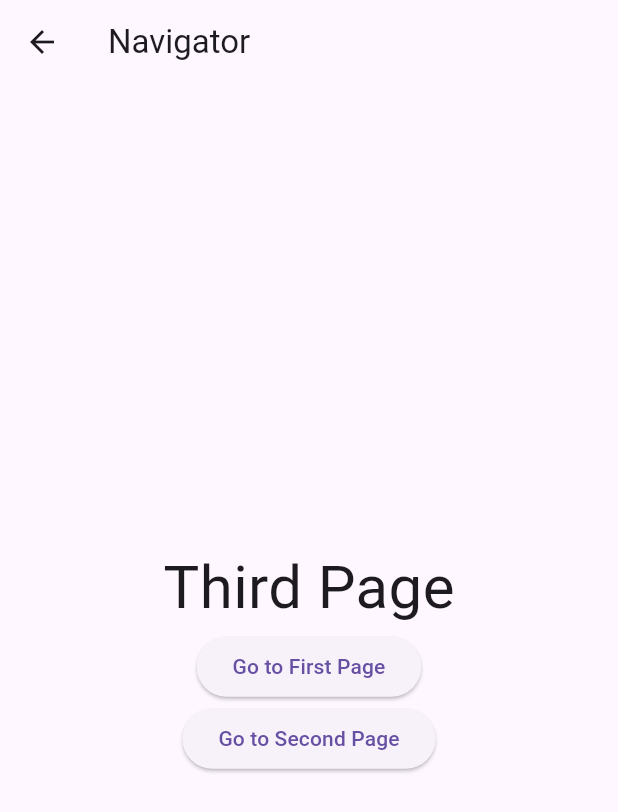
After one commit to tokumei-nisan/FirstFlutterApp, a Flutter app: the screen it shows after launch, after a tap on "Go to Third Page", on a phone screen of 412 x 824 dp. The commit adds this screen. Shown: the top 812 px of the screen. Run offline on Flutter 3.47's test engine with Material 3 defaults, Android fonts, the phone set to English and light mode, and no system bars.

Commit message:
added third page

```diff
--- a/navigator_app/lib/main.dart
+++ b/navigator_app/lib/main.dart
@@ -1,4 +1,6 @@
 import 'package:flutter/material.dart';
+import 'package:navigator_app/second_page.dart';
+import 'package:navigator_app/third_page.dart';
 
 void main() {
   runApp(const MyApp());
@@ -11,9 +13,11 @@ class MyApp extends StatelessWidget {
   Widget build(BuildContext context) {
     return MaterialApp(
       title: 'Flutter Demo',
-      theme: ThemeData(
-        useMaterial3: false,  // Material 3を無効にする
-      ),
+      routes: <String, WidgetBuilder> {
+        '/first': (BuildContext context) => const FirstPage(),
+        '/second': (BuildContext context) => const SecondPage(),
+        '/third': (BuildContext context) => const ThirdPage(),
+      },
       home: const FirstPage(),
     );
   }
@@ -35,10 +39,16 @@ class FirstPage extends StatelessWidget {
             const Text('First Page', style: TextStyle(fontSize: 40.0)),
             ElevatedButton(
               onPressed: () {
-                // ボタンのタップイベントを書く
+                Navigator.of(context).pushNamed('/second');
               },
               child: const Text('Go to Second Page'),
-            )
+            ),
+            ElevatedButton(
+              onPressed: () {
+                Navigator.of(context).pushNamed('/third');
+              },
+              child: const Text('Go to Third Page'),
+            ),
           ],
         ),
       ),
--- a/navigator_app/lib/second_page.dart
+++ b/navigator_app/lib/second_page.dart
@@ -0,0 +1,27 @@
+import 'package:flutter/material.dart';
+
+class SecondPage extends StatelessWidget {
+  const SecondPage({super.key});
+  @override
+  Widget build(BuildContext context) {
+    return Scaffold(
+      appBar: AppBar(
+        title: const Text('Navigator'),
+      ),
+      body: Center(
+        child: Column(
+            mainAxisAlignment: MainAxisAlignment.center,
+            children: <Widget> [
+              const Text('Second Page', style: TextStyle(fontSize: 40.0)),
+              ElevatedButton(
+                  onPressed: () {
+                    Navigator.of(context).pop();
+                  },
+                  child: const Text('Back to Previous Page')
+              ),
+            ]
+        ),
+      ),
+    );
+  }
+}
--- /dev/null
+++ b/navigator_app/lib/third_page.dart
@@ -0,0 +1,34 @@
+import 'package:flutter/material.dart';
+
+class ThirdPage extends StatelessWidget {
+  const ThirdPage({super.key});
+
+  @override
+  Widget build(BuildContext context) {
+    return Scaffold(
+      appBar: AppBar(
+        title: const Text('Navigator'),
+      ),
+      body: Center(
+        child: Column(
+            mainAxisAlignment: MainAxisAlignment.center,
+            children: <Widget> [
+              const Text('Third Page', style: TextStyle(fontSize: 40.0)),
+              ElevatedButton(
+                  onPressed: () {
+                    Navigator.of(context).pushNamed('/first');
+                  },
+                  child: const Text('Go to First Page')
+              ),
+              ElevatedButton(
+                  onPressed: () {
+                    Navigator.of(context).pushNamed('/second');
+                  },
+                  child: const Text('Go to Second Page')
+              )
+            ]
+        ),
+      ),
+    );
+  }
+}
```
